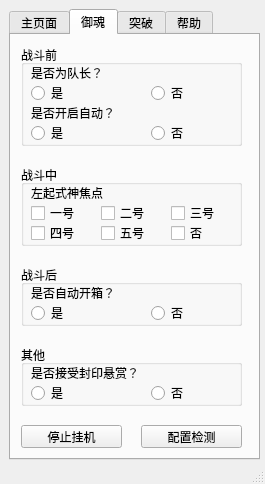
This is yyswindow.ui in huangyisan/yys_assistant as Qt 5 draws it before an edit. The edited form follows.
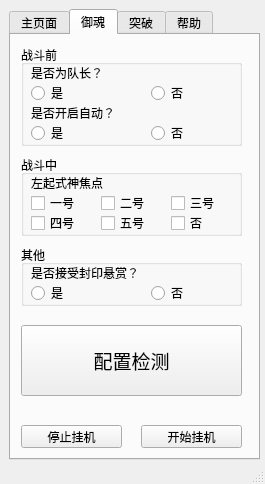
This is the edited form.

Diff of the .ui file:
```diff
--- a/yyswindow.ui
+++ b/yyswindow.ui
@@ -457,7 +457,7 @@
       <property name="geometry">
        <rect>
         <x>10</x>
-        <y>130</y>
+        <y>120</y>
         <width>221</width>
         <height>81</height>
        </rect>
@@ -581,66 +581,11 @@
        </property>
       </widget>
      </widget>
-     <widget class="QGroupBox" name="groupbox_open_box">
-      <property name="enabled">
-       <bool>true</bool>
-      </property>
-      <property name="geometry">
-       <rect>
-        <x>10</x>
-        <y>230</y>
-        <width>221</width>
-        <height>61</height>
-       </rect>
-      </property>
-      <property name="title">
-       <string>战斗后</string>
-      </property>
-      <widget class="QLabel" name="label_4">
-       <property name="geometry">
-        <rect>
-         <x>10</x>
-         <y>20</y>
-         <width>201</width>
-         <height>16</height>
-        </rect>
-       </property>
-       <property name="text">
-        <string>是否自动开箱？</string>
-       </property>
-      </widget>
-      <widget class="QRadioButton" name="btn_radio_open_yes">
-       <property name="geometry">
-        <rect>
-         <x>10</x>
-         <y>40</y>
-         <width>89</width>
-         <height>16</height>
-        </rect>
-       </property>
-       <property name="text">
-        <string>是</string>
-       </property>
-      </widget>
-      <widget class="QRadioButton" name="btn_radio_open_no">
-       <property name="geometry">
-        <rect>
-         <x>130</x>
-         <y>40</y>
-         <width>89</width>
-         <height>16</height>
-        </rect>
-       </property>
-       <property name="text">
-        <string>否</string>
-       </property>
-      </widget>
-     </widget>
      <widget class="QGroupBox" name="groupBox_7">
       <property name="geometry">
        <rect>
         <x>10</x>
-        <y>310</y>
+        <y>210</y>
         <width>221</width>
         <height>61</height>
        </rect>
@@ -701,7 +646,7 @@
        <string>先检测，再开始</string>
       </property>
       <property name="text">
-       <string>配置检测</string>
+       <string>开始挂机</string>
       </property>
      </widget>
      <widget class="QPushButton" name="btn_soul_stop">
@@ -717,6 +662,24 @@
        <string>停止挂机</string>
       </property>
      </widget>
+     <widget class="QPushButton" name="btn_config_check">
+      <property name="geometry">
+       <rect>
+        <x>10</x>
+        <y>290</y>
+        <width>221</width>
+        <height>71</height>
+       </rect>
+      </property>
+      <property name="font">
+       <font>
+        <pointsize>14</pointsize>
+       </font>
+      </property>
+      <property name="text">
+       <string>配置检测</string>
+      </property>
+     </widget>
     </widget>
     <widget class="QWidget" name="fourth_page">
      <attribute name="title">
```
